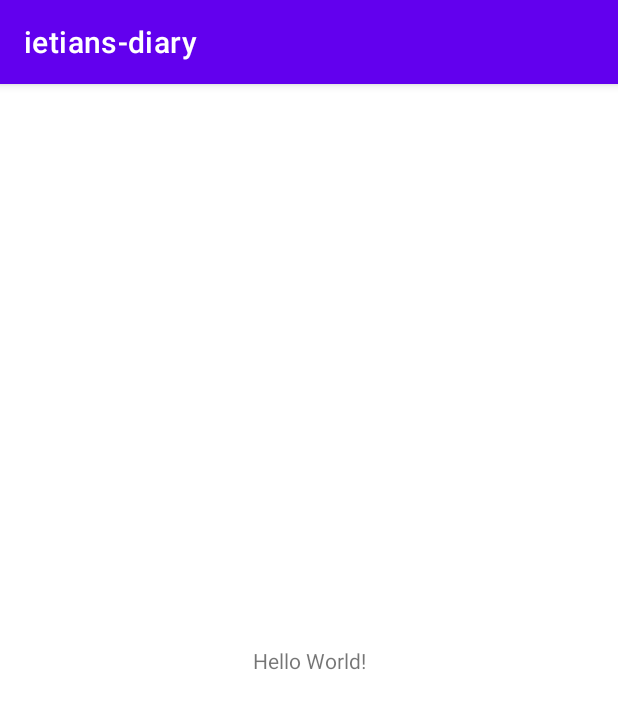
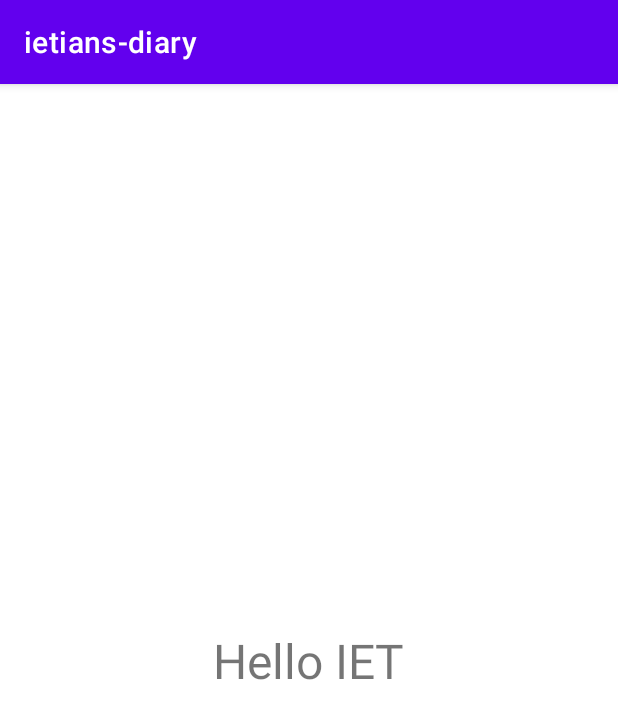
Before and after one commit to 1ezio/ietians-diary, an Android app: the first screen one second after launch (MainActivity before the commit, SplashScreen after it), on a phone screen of 412 x 824 dp. Shown: the top 719 px of the screen. Run offline under Robolectric (Android 15) with nearby library versions, the phone set to English and light mode, and no system bars.

Commit message:
initial layout of splash screen

```diff
--- a/app/src/main/AndroidManifest.xml
+++ b/app/src/main/AndroidManifest.xml
@@ -10,7 +10,7 @@
         android:supportsRtl="true"
         android:theme="@style/Theme.Ietiansdiary">
         <activity
-            android:name=".MainActivity"
+            android:name=".SplashScreen"
             android:exported="true">
             <intent-filter>
                 <action android:name="android.intent.action.MAIN" />
@@ -18,6 +18,7 @@
                 <category android:name="android.intent.category.LAUNCHER" />
             </intent-filter>
         </activity>
+
     </application>
 
 </manifest>
--- a/app/src/main/java/com/iet/ietians_diary/MainActivity.java
+++ /dev/null
@@ -1,14 +0,0 @@
-package com.iet.ietians_diary;
-
-import androidx.appcompat.app.AppCompatActivity;
-
-import android.os.Bundle;
-
-public class MainActivity extends AppCompatActivity {
-
-    @Override
-    protected void onCreate(Bundle savedInstanceState) {
-        super.onCreate(savedInstanceState);
-        setContentView(R.layout.activity_main);
-    }
-}
--- /dev/null
+++ b/app/src/main/java/com/iet/ietians_diary/SignIn.java
@@ -0,0 +1,4 @@
+package com.iet.ietians_diary;
+
+public class SignIn {
+}
--- /dev/null
+++ b/app/src/main/java/com/iet/ietians_diary/SplashScreen.java
@@ -0,0 +1,33 @@
+package com.iet.ietians_diary;
+
+import androidx.appcompat.app.AppCompatActivity;
+
+import android.content.Intent;
+import android.os.Bundle;
+import android.os.Handler;
+
+public class SplashScreen extends AppCompatActivity {
+
+    private final int SPLASH_SCREEN_DURATION = 3000;
+
+    @Override
+    protected void onCreate(Bundle savedInstanceState) {
+
+        super.onCreate(savedInstanceState);
+        setContentView(R.layout.activity_splash_screen);
+
+        new Handler().postDelayed(new Runnable(){
+            @Override
+            public void run() {
+                /* Create an Intent that will start the Menu-Activity. */
+                Intent mainIntent = new Intent(SplashScreen.this,SignIn.class);
+                SplashScreen.this.startActivity(mainIntent);
+                SplashScreen.this.finish();
+
+
+            }
+        }, SPLASH_SCREEN_DURATION);
+    }
+
+
+}
--- a/app/src/main/res/layout/activity_main.xml
+++ b/app/src/main/res/layout/activity_splash_screen.xml
@@ -1,18 +1,19 @@
 <?xml version="1.0" encoding="utf-8"?>
 <androidx.constraintlayout.widget.ConstraintLayout xmlns:android="http://schemas.android.com/apk/res/android"
-    xmlns:app="http://schemas.android.com/apk/res-auto"
-    xmlns:tools="http://schemas.android.com/tools"
     android:layout_width="match_parent"
     android:layout_height="match_parent"
-    tools:context=".MainActivity">
+    xmlns:app="http://schemas.android.com/apk/res-auto">
 
     <TextView
         android:layout_width="wrap_content"
         android:layout_height="wrap_content"
-        android:text="Hello World!"
+        app:layout_constraintStart_toStartOf="parent"
+        app:layout_constraintEnd_toEndOf="parent"
+        app:layout_constraintTop_toTopOf="parent"
         app:layout_constraintBottom_toBottomOf="parent"
-        app:layout_constraintLeft_toLeftOf="parent"
-        app:layout_constraintRight_toRightOf="parent"
-        app:layout_constraintTop_toTopOf="parent" />
+        android:text="Hello IET"
+        android:textSize="32sp"
+
+        />
 
 </androidx.constraintlayout.widget.ConstraintLayout>
--- a/build.gradle
+++ b/build.gradle
@@ -5,7 +5,7 @@ buildscript {
         mavenCentral()
     }
     dependencies {
-        classpath "com.android.tools.build:gradle:7.0.0"
+        classpath 'com.android.tools.build:gradle:7.0.2'
 
         // NOTE: Do not place your application dependencies here; they belong
         // in the individual module build.gradle files
```
Also changed, not shown: app/src/main/res/drawable-v24/shelf_panel.png (added).
